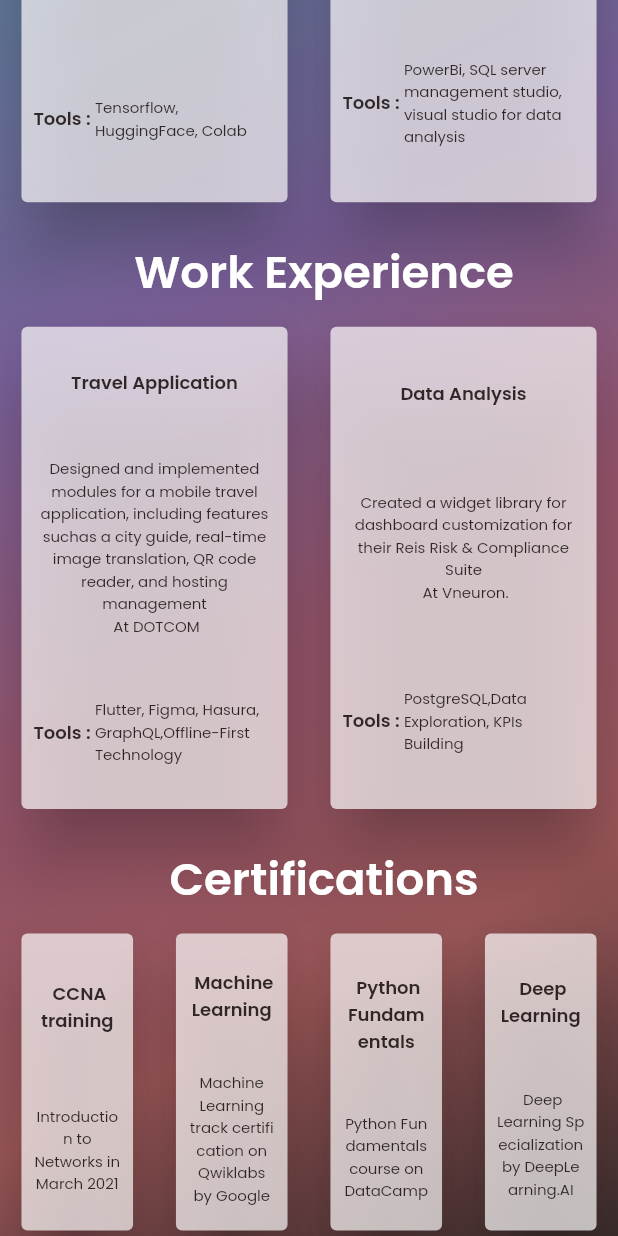
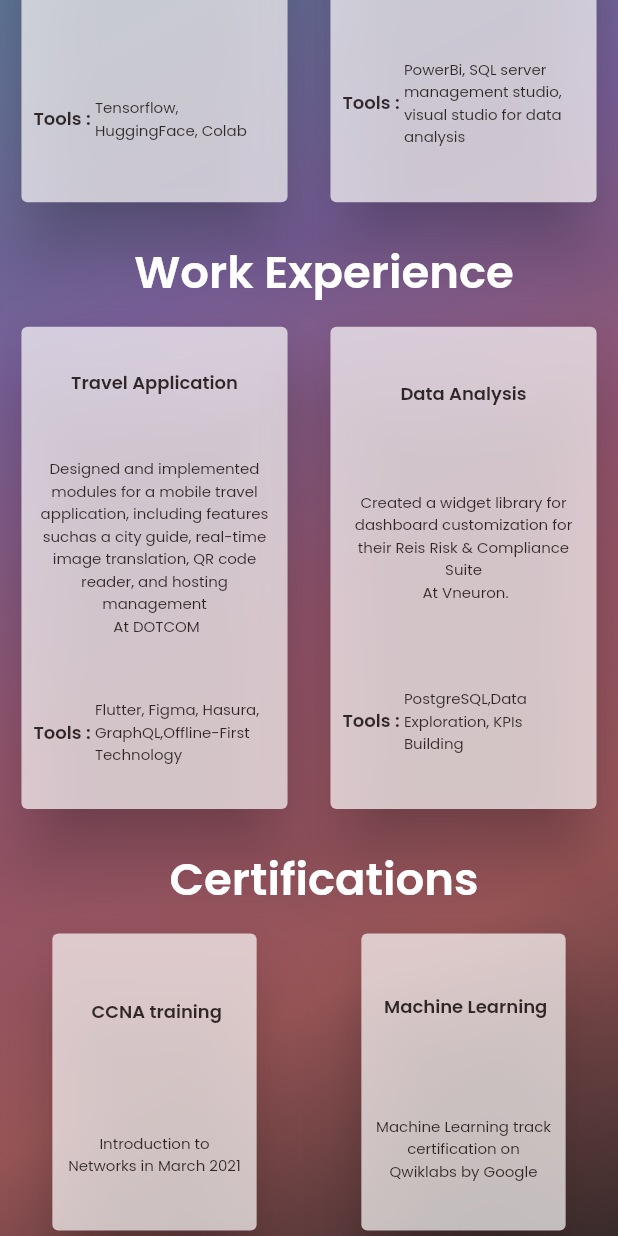
Before and after one commit to dridiTasnim/portfolio-tasnim-dridi, a Flutter app: the Portfolio screen opened directly, scrolled down 1070 dp, on a phone screen of 412 x 824 dp. Run offline on Flutter 3.47's test engine with Material 2 defaults, Android fonts, the phone set to English and light mode, and no system bars; our stand-ins replace animated_text_kit, card_swiper, font_awesome_flutter; missing offline and left inert: dart:html.

Commit message:
portfoliov8

```diff
--- a/lib/about_me.dart
+++ b/lib/about_me.dart
@@ -27,6 +27,7 @@ class _AboutMeState extends State<AboutMe> {
       backgroundColor: Color.fromARGB(255, 88, 112, 147).withOpacity(0.96),
       body: SingleChildScrollView(
         controller: scroll_controller,
+         physics: BouncingScrollPhysics(),
         child: screenWidth > 850
             ? Column(
                 crossAxisAlignment: CrossAxisAlignment.start,
--- a/lib/contact_me.dart
+++ b/lib/contact_me.dart
@@ -212,6 +212,7 @@ class _ContactMeState extends State<ContactMe> {
                 ])
           : SingleChildScrollView(
             controller: scroll_controller,
+             physics: BouncingScrollPhysics(),
               child: Column(
                 crossAxisAlignment: CrossAxisAlignment.center,
                 mainAxisAlignment: MainAxisAlignment.spaceBetween,
--- a/lib/main_page.dart
+++ b/lib/main_page.dart
@@ -187,6 +187,7 @@ class _MainPageState extends State<MainPage> {
                   )
                 : SingleChildScrollView(
                     scrollDirection: Axis.vertical,
+                     physics: BouncingScrollPhysics(),
                     controller: scroll_controller,
                     child: Column(
                         mainAxisAlignment: MainAxisAlignment.spaceAround,
--- a/lib/portfolio.dart
+++ b/lib/portfolio.dart
@@ -30,6 +30,7 @@ class _PortfolioState extends State<Portfolio> {
       ], begin: Alignment.topLeft, end: Alignment.bottomRight)),
       child: SingleChildScrollView(
         controller: scroll_controller,
+         physics: BouncingScrollPhysics(),
           child: Column(
         crossAxisAlignment: MediaQuery.of(context).size.width > 850
             ? CrossAxisAlignment.start
@@ -148,6 +149,7 @@ class _PortfolioState extends State<Portfolio> {
                   fontSize: 30),
             ),
           ),
+          screenHeight<screenWidth?
           Row(mainAxisAlignment: MainAxisAlignment.spaceAround, children: [
             certification_card(
                 " CCNA training ", "Introduction to Networks in March 2021"),
@@ -157,7 +159,29 @@ class _PortfolioState extends State<Portfolio> {
                 "Python Fundamentals course on DataCamp"),
             certification_card(" Deep Learning ",
                 " Deep Learning Specialization by DeepLearning.AI"),
-          ]),
+          ]) : Column(
+            children : [
+              Row(
+                mainAxisAlignment: MainAxisAlignment.spaceAround,
+                children: [
+
+            certification_card(
+                " CCNA training ", "Introduction to Networks in March 2021"),
+            certification_card(" Machine Learning ",
+                "Machine Learning track certification on Qwiklabs by Google"),
+                ],
+              ),
+              Row(
+                mainAxisAlignment: MainAxisAlignment.spaceAround,
+                children: [
+            certification_card(" Python Fundamentals ",
+                "Python Fundamentals course on DataCamp"),
+            certification_card(" Deep Learning ",
+                " Deep Learning Specialization by DeepLearning.AI"),
+                ],
+              ),
+            ]
+          ),
         ],
       )),
     ));
@@ -245,8 +269,8 @@ class _PortfolioState extends State<Portfolio> {
 
   certification_card(title, description) {
     return SizedBox(
-      height: MediaQuery.of(context).size.height / 4,
-      width: MediaQuery.of(context).size.width * 0.2,
+      height:   MediaQuery.of(context).size.height / 4  ,
+      width: MediaQuery.of(context).size.height< MediaQuery.of(context).size.width? MediaQuery.of(context).size.width * 0.2 : MediaQuery.of(context).size.width*0.35,
       child: Card(
         color: Color.fromARGB(179, 255, 253, 253),
         elevation: 20,
```
Also changed, not shown: lib/main.dart (+6 -1 lines).
